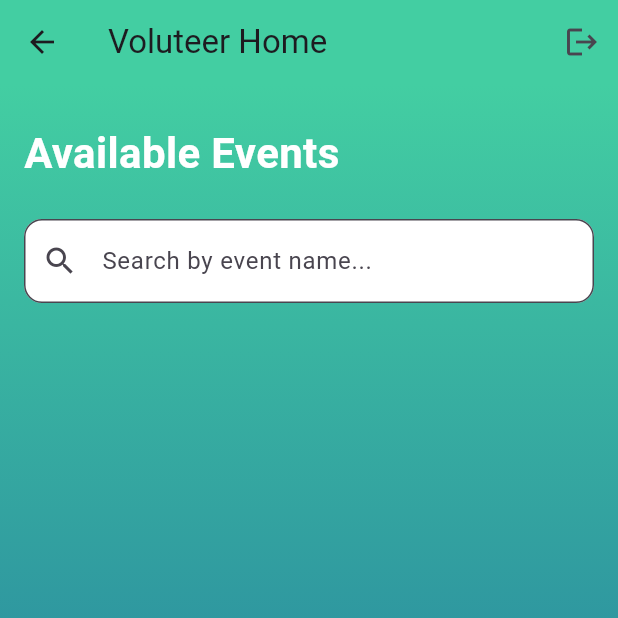
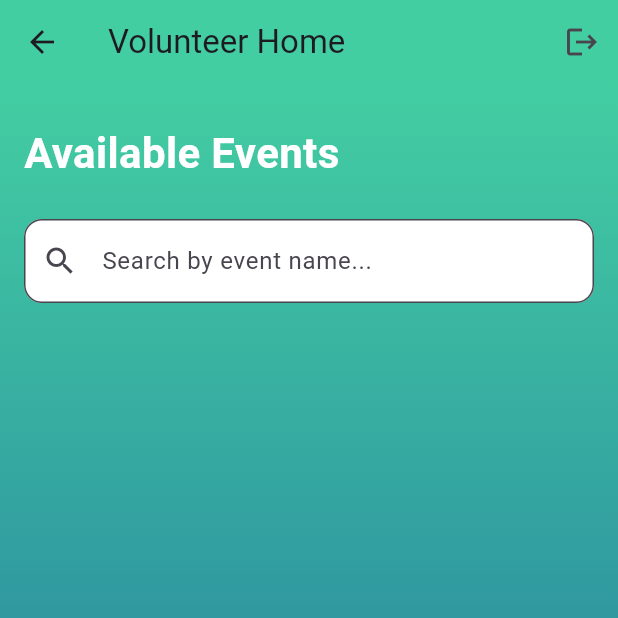
Before and after one commit to Chego-fra/ngoproject, a Flutter app: the VolunteerHome screen opened by its route, on a phone screen of 412 x 824 dp, the top half of it. Run offline on Flutter 3.47's test engine with Material 3 defaults, Android fonts, the phone set to English and light mode, and no system bars; our stand-ins replace cloud_firestore, firebase_auth, firebase_core, firebase_messaging, flutter_local_notifications, flutter_slidable and 3 more; missing offline and left inert: universal_html; accounts and stored records are empty; network calls fail.

```diff
--- a/lib/charts/chart.dart
+++ b/lib/charts/chart.dart
@@ -17,7 +17,7 @@ class Chart extends StatelessWidget {
         return Colors.yellow;
       case 'ngo':
         return Colors.greenAccent;
-      case 'voluteer':
+      case 'volunteer':
         return Colors.black;
       default:
         return Colors.grey;
--- a/lib/screens/admin/ manage_users_screen.dart
+++ b/lib/screens/admin/ manage_users_screen.dart
@@ -43,7 +43,7 @@ class _ManageUsersScreenState extends State<ManageUsersScreen> {
                 trailing: DropdownButton<String>(
                   value: role,
                   items: const [
-                    DropdownMenuItem(value: 'voluteer', child: Text('Volunteer')),
+                    DropdownMenuItem(value: 'volunteer', child: Text('volunteer')),
                     DropdownMenuItem(value: 'ngo', child: Text('Ngo')),
                     DropdownMenuItem(value: 'admin', child: Text('Admin')),
                   ],
--- a/lib/screens/admin/admin_dashboard.dart
+++ b/lib/screens/admin/admin_dashboard.dart
@@ -39,7 +39,7 @@ class _AdminHomeState extends State<AdminHome> {
     final Map<String, int> roleMap = {
       'admin': 0,
       'ngo': 0,
-      'voluteer': 0, // typo preserved
+      'volunteer': 0, // typo preserved
     };
 
     for (final doc in docs) {
@@ -256,7 +256,7 @@ class _AdminHomeState extends State<AdminHome> {
                                 style: const TextStyle(color: Colors.white),
                                 items: const [
                                   DropdownMenuItem(
-                                      value: 'voluteer', child: Text('voluteer')),
+                                      value: 'volunteer', child: Text('Volunteer')),
                                   DropdownMenuItem(value: 'ngo', child: Text('NGO')),
                                   DropdownMenuItem(value: 'admin', child: Text('Admin')),
                                 ],
--- a/lib/screens/volunteer/voluteer_dashboard.dart
+++ b/lib/screens/volunteer/voluteer_dashboard.dart
@@ -8,7 +8,7 @@ class VolunteerHome extends StatelessWidget {
   @override
   Widget build(BuildContext context) {
     return  Scaffold(
-      appBar: AppBar(title: const Text("Voluteer Home"),
+      appBar: AppBar(title: const Text("Volunteer Home"),
       backgroundColor: Color(0xFF43cea2),
       elevation: 0,
       actions:[
--- a/pubspec.yaml
+++ b/pubspec.yaml
@@ -52,6 +52,7 @@ dependencies:
   open_file: ^3.5.10
   universal_html: ^2.2.4
 
+
 dev_dependencies:
   flutter_test:
     sdk: flutter
```
Also changed, not shown: lib/screens/ngo/volunteer_application_screen.dart (+4 -4 lines), 2 other files.
